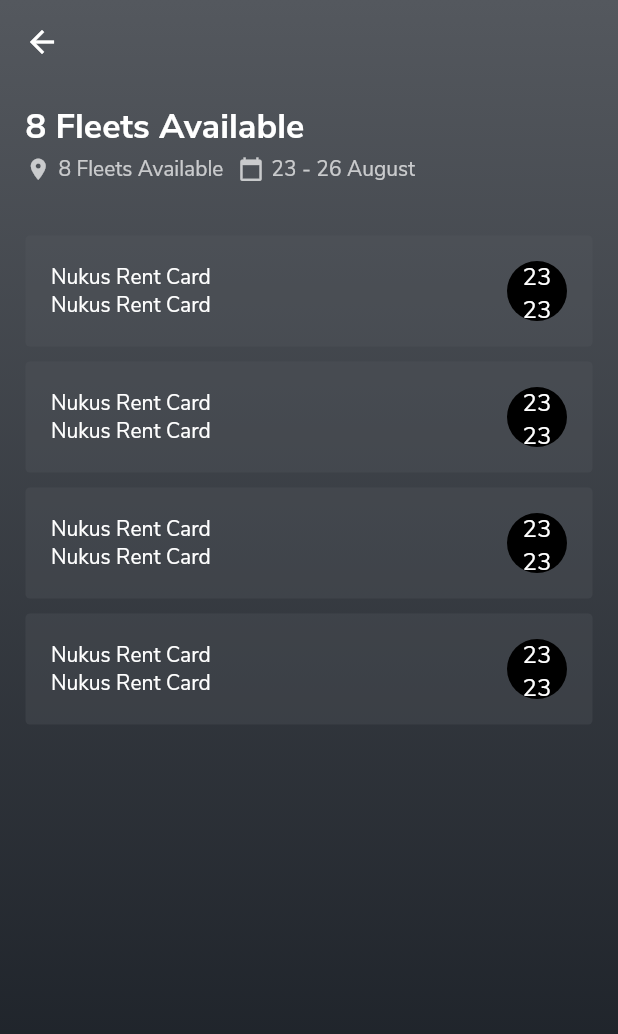
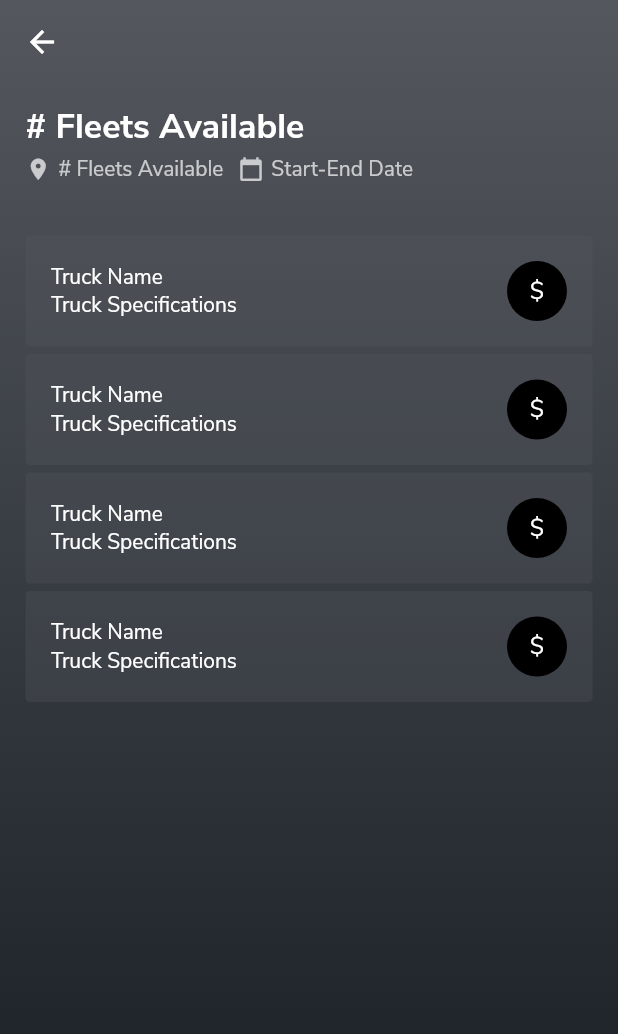
Before and after one commit to Vatsa0408/Flutter_Tutorials, a Flutter app: the SearchList screen opened directly, on a phone screen of 412 x 824 dp. Shown: the top 1034 px of the screen. Run offline on Flutter 3.47's test engine with Material 2 defaults, Android fonts, the phone set to English and light mode, and no system bars; our stand-ins replace rxdart.

Commit message:
updated dart files, added new logo

```diff
--- a/truck_rental/lib/models/form_data/search.dart
+++ b/truck_rental/lib/models/form_data/search.dart
@@ -2,10 +2,12 @@
 
 class SearchData {
   String _location;
+  String _truckweight;
   DateTime _startDate;
   DateTime _endDate;
   TimeOfDay _startTime;
   TimeOfDay _endTime;
 
   set location(String value) => this._location = value;
+  set truckWeight(String value) => this._truckweight = value;
 }
--- a/truck_rental/lib/ui/partials/search_item.dart
+++ b/truck_rental/lib/ui/partials/search_item.dart
@@ -5,7 +5,7 @@
   @override
   Widget build(BuildContext context) {
     return Container(
-      margin: EdgeInsets.only(bottom: 10),
+      margin: EdgeInsets.only(bottom: 5),
       padding: Styles.appPadding,
       decoration: BoxDecoration(
           color: Styles.singleItemBg, borderRadius: BorderRadius.circular(3)),
@@ -18,18 +18,18 @@
                 child: Column(
                   crossAxisAlignment: CrossAxisAlignment.start,
                   children: <Widget>[
-                    Text('Nukus Rent Card'),
-                    Text('Nukus Rent Card'),
+                    Text('Truck Name'),
+                    Text('Truck Specifications'),
                   ],
                 ),
               ),
               CircleAvatar(
-                child: Column(
-                  children: <Widget>[
-                    Text('23'),
-                    Text('23'),
-                  ],
-                ),
+                child: Text('\$'),
+                // children: <Widget>[
+                //   Text('23'),
+                //   Text('23'),
+                // ],
+                // ),
               )
             ],
           )
--- a/truck_rental/lib/ui/search_list.dart
+++ b/truck_rental/lib/ui/search_list.dart
@@ -24,7 +24,7 @@
                     child: Column(
                       crossAxisAlignment: CrossAxisAlignment.start,
                       children: <Widget>[
-                        Text('8 Fleets Available',
+                        Text('# Fleets Available',
                             style: TextStyle(
                               fontWeight: FontWeight.bold,
                               fontSize: 23,
@@ -36,13 +36,13 @@
                             Icon(Icons.location_on,
                                 size: 17, color: Colors.white70),
                             SizedBox(width: 5),
-                            Text('8 Fleets Available',
+                            Text('# Fleets Available',
                                 style: TextStyle(color: Colors.white70)),
                             SizedBox(width: 10),
                             Icon(Icons.calendar_today,
                                 size: 17, color: Colors.white70),
                             SizedBox(width: 5),
-                            Text('23 - 26 August',
+                            Text('Start-End Date',
                                 style: TextStyle(color: Colors.white70)),
                           ],
                         ),
```
Also changed, not shown: truck_rental/lib/ui/home.dart (+8 -2 lines), truck_rental/assets/images/logo.png.
